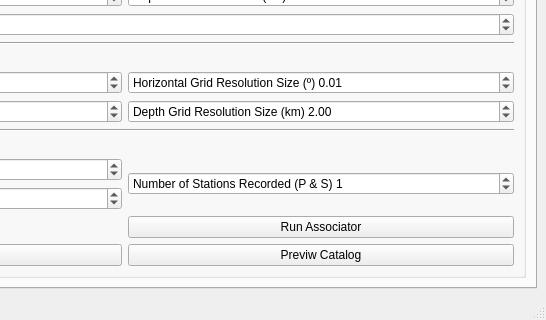
First picture: the form in loc_flow_isp/resources/designer_uis/loc_flow.ui, repository rcabdia/SurfQuake, before the edit; both pictures show x 687 to 1233 and y 387 to 707 of the 1233 by 707 pixel window.
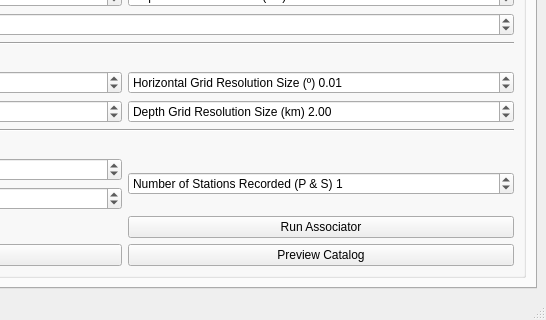
Second picture: the form after the edit.

Commit message: Plot_preview_catalog

The edit to the form file:
```diff
--- a/loc_flow_isp/resources/designer_uis/loc_flow.ui
+++ b/loc_flow_isp/resources/designer_uis/loc_flow.ui
@@ -351,7 +351,7 @@
            <item row="14" column="2">
             <widget class="QPushButton" name="realCatlogBtn">
              <property name="text">
-              <string>Previw Catalog</string>
+              <string>Preview Catalog</string>
              </property>
             </widget>
            </item>
```
The commit also changes 5 other files.
